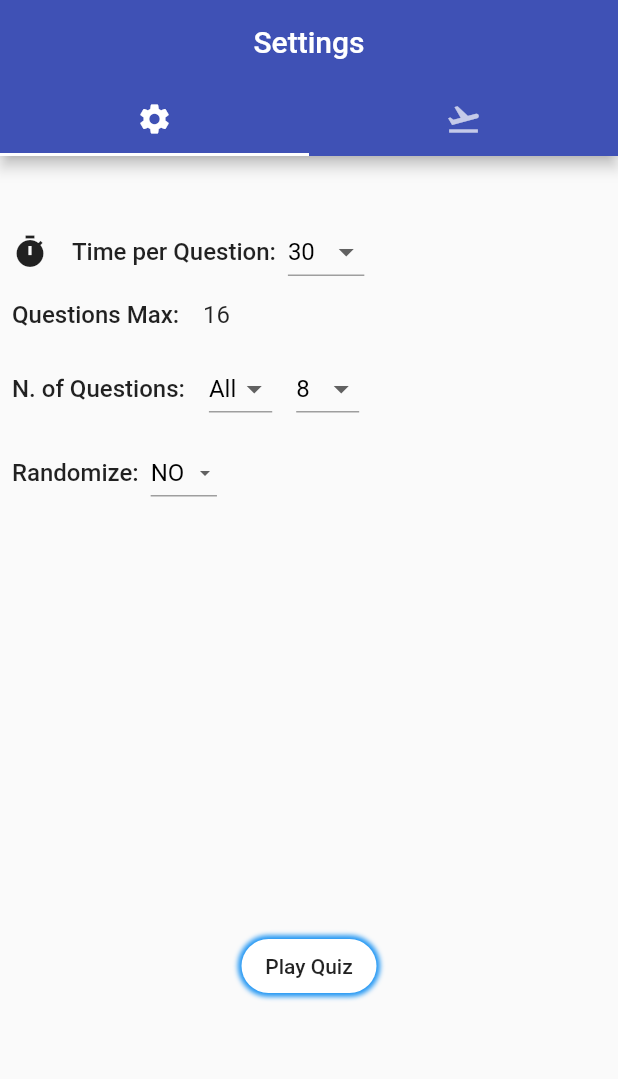
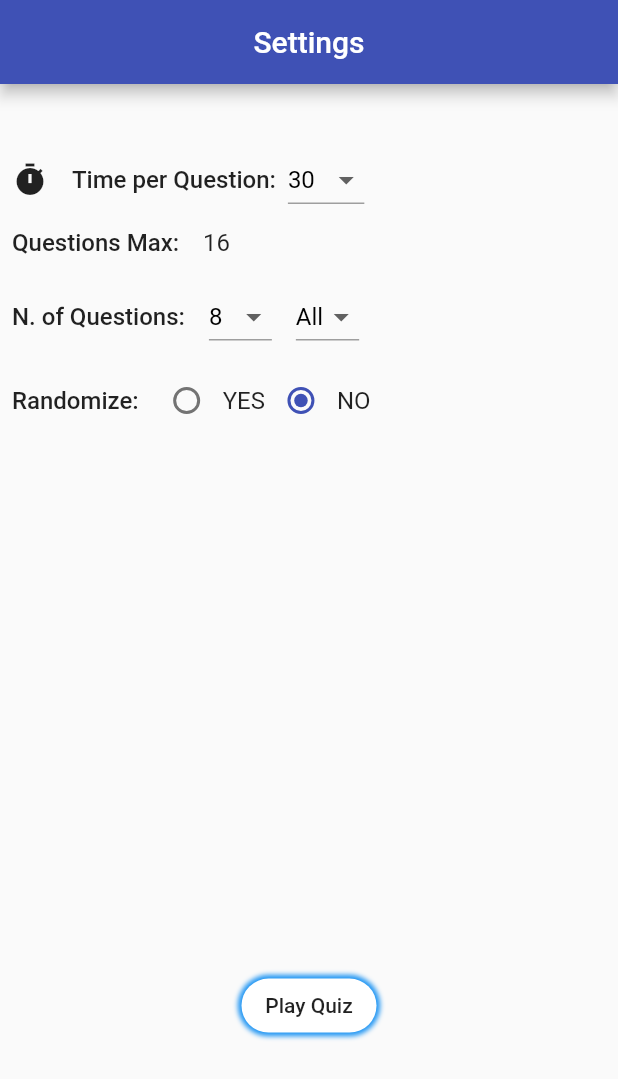
Before and after one commit to DevStar0804/quizing, a Flutter app: the screen it shows after launch, on a phone screen of 412 x 824 dp. Shown: the top 1079 px of the screen. Run offline on Flutter 3.47's test engine with Material 2 defaults, Android fonts, the phone set to English and light mode, and no system bars; our stand-ins replace flutter_easyloading; missing offline and left inert: frideos, frideos_core; project files that could hold a hidden picture were left out.

```diff
--- a/lib/settings.dart
+++ b/lib/settings.dart
@@ -3,7 +3,10 @@ import 'dart:convert';
 import 'dart:math';
 import 'package:flutter/material.dart';
 import 'package:flutter/services.dart';
+import 'package:flutter/cupertino.dart';
+import 'package:flutter_easyloading/flutter_easyloading.dart';
 import 'package:test_flutter/result.dart';
+
 
 class HomePage extends StatelessWidget {
   @override
@@ -64,6 +67,7 @@ class _SettingPageState extends State<SettingPage> {
   bool disableAnswer = false;
   int correct = 0;
   int incorrect = 0;
+
   // extra varibale to iterate
   int j = 1;
   int p = 0;
@@ -108,13 +112,6 @@ class _SettingPageState extends State<SettingPage> {
     print(random_array);
   }
 
-  // overriding the initstate function to start timer as this screen is created
-  // @override
-  // void initState() {
-  //   starttimer();
-  //   genrandomarray();
-  //   super.initState();
-  // }
   void starttest() {
     this.process = true;
     starttimer();
@@ -203,6 +200,22 @@ class _SettingPageState extends State<SettingPage> {
     }
   }
 
+  void configLoading() {
+    EasyLoading.instance
+      ..displayDuration = const Duration(milliseconds: 2000)
+      ..indicatorType = EasyLoadingIndicatorType.fadingCircle
+      ..loadingStyle = EasyLoadingStyle.dark
+      ..indicatorSize = 45.0
+      ..radius = 10.0
+      ..progressColor = Colors.yellow
+      ..backgroundColor = Colors.green
+      ..indicatorColor = Colors.yellow
+      ..textColor = Colors.yellow
+      ..maskColor = Colors.blue.withOpacity(0.5)
+      ..userInteractions = true;
+      // ..customAnimation = CustomAnimation();
+  }
+
   Widget choicebutton(String k) {
     return Padding(
       padding: EdgeInsets.symmetric(
@@ -264,23 +277,18 @@ class _SettingPageState extends State<SettingPage> {
           }
         });
         return Scaffold(
-          appBar: AppBar(
-            bottom: TabBar(
-              tabs: [
-                Tab(icon: Icon(Icons.settings)),
-                Tab(icon: Icon(Icons.flight_takeoff)),
-              ],
-            ),
-            title: Text('Settings'),
+          appBar: tabController.index==0? AppBar(
+            backgroundColor: Theme.of(context).cursorColor,
+            title:  Text('Settings'),
             centerTitle: true,
-          ),
+          ): null,
           body: TabBarView(
             children: <Widget>[
               Column(
                 mainAxisAlignment: MainAxisAlignment.start,
                 children: <Widget>[
                   Expanded(
-                    flex: 5,
+                    flex: 6,
                     child: Container(
                       child: Column(
                         mainAxisAlignment: MainAxisAlignment.start,
@@ -371,6 +379,36 @@ class _SettingPageState extends State<SettingPage> {
                                   ),
                                 ),
                               ),
+
+                              Container(
+                                padding: EdgeInsets.all(8.0),
+                                child: DropdownButton<String>(
+                                  items: [
+                                    dropdownmenuitem('4', '4'),
+                                    dropdownmenuitem('8', '8'),
+                                    dropdownmenuitem('12', '12'),
+                                    dropdownmenuitem('16', '16'),
+                                  ],
+                                  isExpanded: false,
+                                  onChanged: (String value) {
+                                    setState(() {
+                                      questionvalue = value;
+                                    });
+                                  },
+                                  value: questionvalue,
+                                  underline: Container(
+                                    decoration: const BoxDecoration(
+                                        border: Border(
+                                            bottom: BorderSide(
+                                                color: Colors.grey))),
+                                  ),
+                                  style: TextStyle(
+                                    fontSize: 16,
+                                    color: Colors.black,
+                                  ),
+                                ),
+                              ),
+
                               Container(
                                 padding: EdgeInsets.all(8.0),
                                 child: DropdownButton<String>(
@@ -400,34 +438,7 @@ class _SettingPageState extends State<SettingPage> {
                                   ),
                                 ),
                               ),
-                              Container(
-                                padding: EdgeInsets.all(8.0),
-                                child: DropdownButton<String>(
-                                  items: [
-                                    dropdownmenuitem('4', '4'),
-                                    dropdownmenuitem('8', '8'),
-                                    dropdownmenuitem('12', '12'),
-                                    dropdownmenuitem('16', '16'),
-                                  ],
-                                  isExpanded: false,
-                                  onChanged: (String value) {
-                                    setState(() {
-                                      questionvalue = value;
-                                    });
-                                  },
-                                  value: questionvalue,
-                                  underline: Container(
-                                    decoration: const BoxDecoration(
-                                        border: Border(
-                                            bottom: BorderSide(
-                                                color: Colors.grey))),
-                                  ),
-                                  style: TextStyle(
-                                    fontSize: 16,
-                                    color: Colors.black,
-                                  ),
-                                ),
-                              ),
+
                             ],
                           ),
                           Row(children: <Widget>[
@@ -439,51 +450,42 @@ class _SettingPageState extends State<SettingPage> {
                                     fontSize: 16,
                                   )),
                             ),
-                            DropdownButton<String>(
-                              items: [
-                                DropdownMenuItem<String>(
-                                  child: Row(
-                                    children: <Widget>[
-                                      Text('YES'),
-                                    ],
-                                  ),
+                            new Radio(
                               value: 'yes',
-                                ),
-                                DropdownMenuItem<String>(
-                                  child: Row(
-                                    children: <Widget>[
-                                      Text('NO'),
-                                    ],
-                                  ),
-                                  value: 'no',
-                                ),
-                              ],
-                              isExpanded: false,
-                              onChanged: (String value) {
-                                setState(() {
-                                  randomvalue = value;
+                              groupValue: randomvalue,
+                              onChanged: (value){
+                                setState((){
+                                  randomvalue=value;
                                 });
                               },
-                              value: randomvalue,
-                              underline: Container(
-                                decoration: const BoxDecoration(
-                                    border: Border(
-                                        bottom:
-                                            BorderSide(color: Colors.grey))),
                             ),
-                              style: TextStyle(
-                                fontSize: 16,
-                                color: Colors.black,
+                            new Text(
+                              'YES',
+                              style: new TextStyle(fontSize: 16.0),
                             ),
-                              iconSize: 16,
+                            new Radio(
+                              value: 'no',
+                              groupValue: randomvalue,
+                              onChanged: (value){
+                                setState(() {
+                                  randomvalue=value;
+                                });
+                              },
                             ),
+                            new Text(
+                              'NO',
+                              style: new TextStyle(
+                                fontSize: 16.0,
+                              ),
+                            ),
+
                           ]),
                         ],
                       ),
                     ),
                   ),
                   Expanded(
-                    flex: 5,
+                    flex: 4,
                     child: Container(
                       child: Column(
                         mainAxisAlignment: MainAxisAlignment.center,
@@ -516,11 +518,12 @@ class _SettingPageState extends State<SettingPage> {
                                   ),
                                 ),
                                 onTap: () => {
-                                        starttest()
-                                        // Navigator.push(context, MaterialPageRoute(
-                                        //   builder: (context)=>QuizPage(timevalue:timevalue, randomvalue:randomvalue, questionvalue: questionvalue)
-                                        // ))
-                                      }),
+                                  starttest(),
+                                  Timer(Duration(seconds: 1), (){
+                                    tabController.index=1;
+                                  })
+                                }
+                              ),
                             ],
                           )
                         ],
@@ -529,19 +532,31 @@ class _SettingPageState extends State<SettingPage> {
                   ),
                 ],
               ),
-              // Icon(Icons.directions_bike),
+
               process
                   ? Column(
                       children: <Widget>[
                         Expanded(
                           flex: 2,
                           child: Container(
+                            alignment: Alignment.bottomCenter,
+                            child: Center(
+                              child: Text(
+                                i.toString()+'/${this.questionvalue}',
+                                style: TextStyle(fontSize:20.0),
+                              ),
+                            ),
+                          ),
+                        ),
+                        Expanded(
+                          flex: 1,
+                          child: Container(
                             alignment: Alignment.topCenter,
                             child: Center(
                               child: Text(
                                 showtimer,
                                 style: TextStyle(
-                                  fontSize: 35.0,
+                                  fontSize: 40.0,
                                   fontWeight: FontWeight.w700,
                                   fontFamily: 'Times New Roman',
                                 ),
@@ -553,7 +568,7 @@ class _SettingPageState extends State<SettingPage> {
                           flex: 1,
                           child: Container(
                             padding: EdgeInsets.all(15.0),
-                            alignment: Alignment.bottomLeft,
+                            alignment: Alignment.centerLeft,
                             child: Text(
                               mydata[i.toString()]['question'],
                               style: TextStyle(
@@ -564,7 +579,7 @@ class _SettingPageState extends State<SettingPage> {
                           ),
                         ),
                         Expanded(
-                          flex: 7,
+                          flex: 6,
                           child: AbsorbPointer(
                             absorbing: disableAnswer,
                             child: Container(
@@ -587,7 +602,7 @@ class _SettingPageState extends State<SettingPage> {
                       mainAxisAlignment: MainAxisAlignment.center,
                       children: <Widget>[
                         Text(
-                          'Click the Start button!',
+                          'Click the Play Quiz!',
                           style: TextStyle(fontSize: 32),
                         )
                       ],
--- a/pubspec.yaml
+++ b/pubspec.yaml
@@ -27,6 +27,8 @@ dependencies:
   frideos: ^0.6.0
 
   http: ^0.12.0
+
+  flutter_easyloading: ^2.0.1
 
 
   # The following adds the Cupertino Icons font to your application.
```
Also changed, not shown: lib/result.dart (+153 -40 lines), pubspec.lock. Lines whose indentation alone changed are shown as unchanged.
